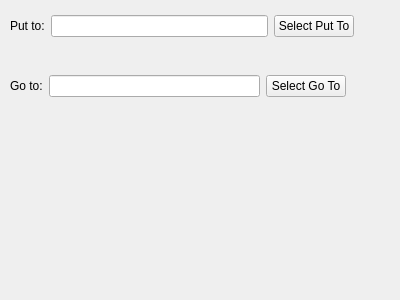
Above: Lib/Net/Agent_Widget.ui from break11/AutoStorage before the change. Below: the same form after it.
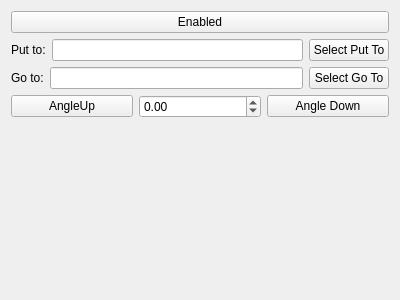
That is the form after the change.

Patch:
```diff
--- a/Lib/Net/Agent_Widget.ui
+++ b/Lib/Net/Agent_Widget.ui
@@ -13,15 +13,15 @@
   <property name="windowTitle">
    <string>Form</string>
   </property>
-  <widget class="QWidget" name="">
-   <property name="geometry">
-    <rect>
-     <x>10</x>
-     <y>10</y>
-     <width>344</width>
-     <height>32</height>
-    </rect>
-   </property>
+  <layout class="QVBoxLayout" name="verticalLayout">
+   <item>
+    <widget class="QPushButton" name="btnEnabled">
+     <property name="text">
+      <string>Enabled</string>
+     </property>
+    </widget>
+   </item>
+   <item>
    <layout class="QHBoxLayout" name="horizontalLayout">
     <item>
      <widget class="QLabel" name="lbPutTo">
@@ -38,19 +38,14 @@
       <property name="text">
        <string>Select Put To</string>
       </property>
-     </widget>
-    </item>
-   </layout>
-  </widget>
-  <widget class="QWidget" name="">
-   <property name="geometry">
-    <rect>
-     <x>10</x>
-     <y>70</y>
-     <width>336</width>
-     <height>32</height>
-    </rect>
-   </property>
+       <property name="checkable">
+        <bool>true</bool>
+       </property>
+      </widget>
+     </item>
+    </layout>
+   </item>
+   <item>
    <layout class="QHBoxLayout" name="horizontalLayout_2">
     <item>
      <widget class="QLabel" name="lbGoTo">
@@ -70,7 +65,64 @@
      </widget>
     </item>
    </layout>
-  </widget>
+   </item>
+   <item>
+    <layout class="QHBoxLayout" name="horizontalLayout_3">
+     <item>
+      <widget class="QPushButton" name="btnAngleUp">
+       <property name="toolTip">
+        <string>Ctrl+Up</string>
+       </property>
+       <property name="text">
+        <string>AngleUp</string>
+       </property>
+       <property name="shortcut">
+        <string>Ctrl+Up</string>
+       </property>
+      </widget>
+     </item>
+     <item>
+      <widget class="QDoubleSpinBox" name="sbAngle">
+       <property name="minimum">
+        <double>-100000000.000000000000000</double>
+       </property>
+       <property name="maximum">
+        <double>100000000.000000000000000</double>
+       </property>
+       <property name="value">
+        <double>0.000000000000000</double>
+       </property>
+      </widget>
+     </item>
+     <item>
+      <widget class="QPushButton" name="btnAngleDown">
+       <property name="toolTip">
+        <string>Ctrl+Down</string>
+       </property>
+       <property name="text">
+        <string>Angle Down</string>
+       </property>
+       <property name="shortcut">
+        <string>Ctrl+Down</string>
+       </property>
+      </widget>
+     </item>
+    </layout>
+   </item>
+   <item>
+    <spacer name="verticalSpacer">
+     <property name="orientation">
+      <enum>Qt::Vertical</enum>
+     </property>
+     <property name="sizeHint" stdset="0">
+      <size>
+       <width>20</width>
+       <height>40</height>
+      </size>
+     </property>
+    </spacer>
+   </item>
+  </layout>
  </widget>
  <resources/>
  <connections/>
```
Lines whose indentation alone changed are shown as unchanged.
